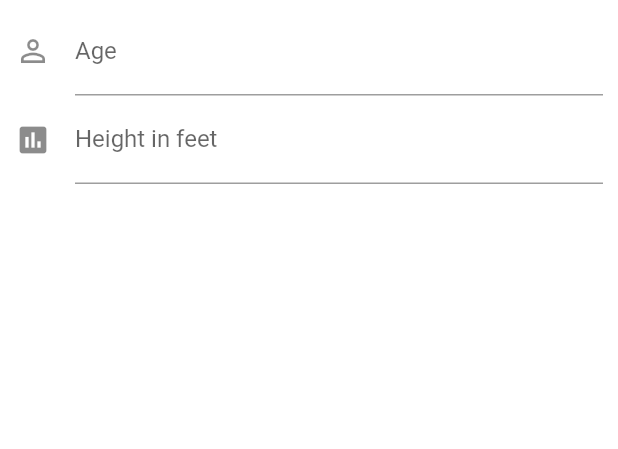
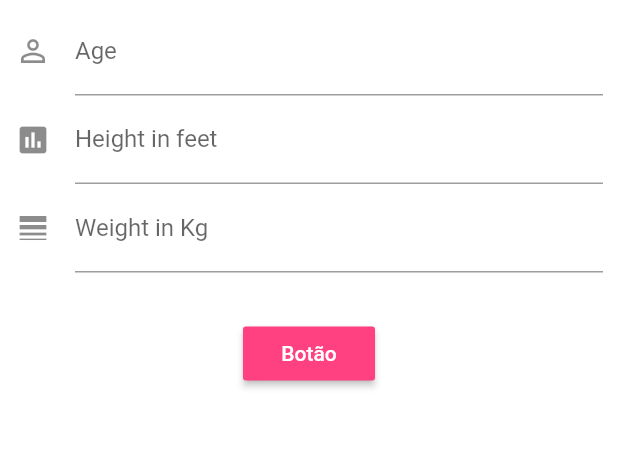
Before and after one commit to thiagopaiva99/BMICalculator, a Flutter app: the screen it shows after launch, on a phone screen of 412 x 824 dp, the part 272-721 px from its top. Run offline on Flutter 3.47's test engine with Material 2 defaults, Android fonts, the phone set to English and light mode, and no system bars.

Commit message:
Adding the Button and Result Text

```diff
--- a/lib/ui/home.dart
+++ b/lib/ui/home.dart
@@ -8,6 +8,9 @@ class Home extends StatefulWidget {
 }
 
 class HomeState extends State<Home> {
+
+  String _formattedText = "";
+
   @override
   Widget build(BuildContext context) {
     return new Scaffold(
@@ -55,6 +58,36 @@ class HomeState extends State<Home> {
                         Icons.assessment
                       )
                     ),
+                  ),
+                  new TextField(
+                    controller: null,
+                    keyboardType: TextInputType.number,
+                    decoration: new InputDecoration(
+                      labelText: "Weight in Kg",
+                      hintText: "Your weight in Kg",
+                      icon: new Icon(
+                        Icons.line_weight
+                      )
+                    ),
+                  ),
+                  new Padding(
+                    padding: const EdgeInsets.all(15.0),
+                  ),
+                  new RaisedButton(
+                    color: Colors.pinkAccent,
+                    textColor: Colors.white,
+                    onPressed: () {},
+                    child: new Text("Botão"),
+                  ),
+                  new Padding(
+                    padding: const EdgeInsets.all(10.0),
+                  ),
+                  new Text(
+                    "$_formattedText",
+                    style: new TextStyle(
+                      fontWeight: FontWeight.w500,
+                      fontSize: 22.0
+                    ),
                   )
                 ],
               ),
```
